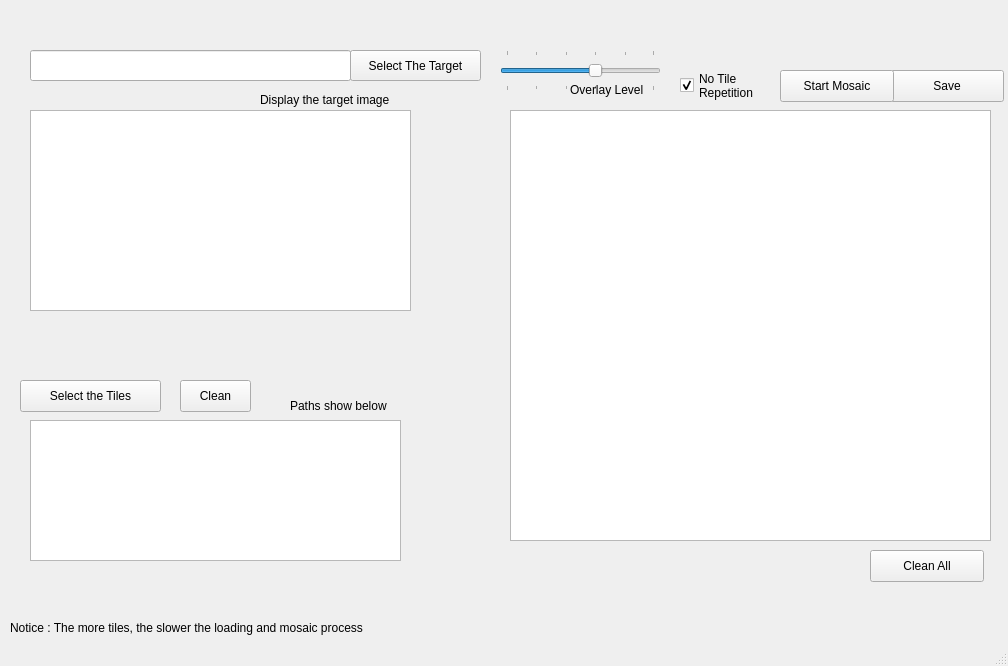
First picture: the form in mainwindow.ui, repository AnnnnW/ImageMosaicGUI, before the edit.
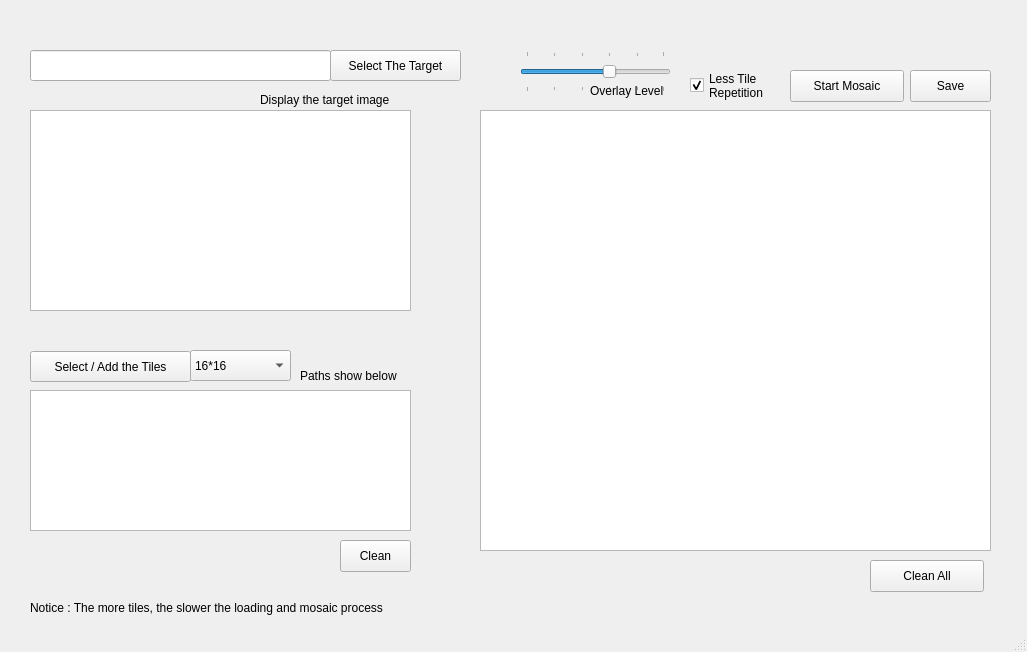
Second picture: the form after the edit.

Commit message:
Add feature that user can change the size of the tiles
* Add qComboBox in the gui and add 4 sizes as a drop down lsit
* Add global variables to keep the tile size
* Change the functions locations of ImageCutter() and TileAnalyser()
that they can react as the change as the tile size.
* Add information window pops up when user has successfully saved the
result images.
* Add warning question when there are few tiles, when user want to clean
things up, when the size of the tiles is too big.....

What changed in the file:
```diff
--- a/mainwindow.ui
+++ b/mainwindow.ui
@@ -6,8 +6,8 @@
    <rect>
     <x>0</x>
     <y>0</y>
-    <width>1008</width>
-    <height>666</height>
+    <width>1027</width>
+    <height>652</height>
    </rect>
   </property>
   <property name="windowTitle">
@@ -20,7 +20,7 @@
    <widget class="QPushButton" name="targetSelection">
     <property name="geometry">
      <rect>
-      <x>350</x>
+      <x>330</x>
       <y>50</y>
       <width>131</width>
       <height>31</height>
@@ -33,14 +33,14 @@
    <widget class="QPushButton" name="tilesSelection">
     <property name="geometry">
      <rect>
-      <x>20</x>
-      <y>380</y>
-      <width>141</width>
-      <height>32</height>
+      <x>30</x>
+      <y>351</y>
+      <width>161</width>
+      <height>31</height>
      </rect>
     </property>
     <property name="text">
-     <string>Select the Tiles</string>
+     <string>Select / Add the Tiles</string>
     </property>
    </widget>
    <widget class="QLineEdit" name="targetPath">
@@ -48,7 +48,7 @@
      <rect>
       <x>30</x>
       <y>50</y>
-      <width>321</width>
+      <width>301</width>
       <height>31</height>
      </rect>
     </property>
@@ -63,8 +63,8 @@
     <property name="geometry">
      <rect>
       <x>30</x>
-      <y>420</y>
-      <width>371</width>
+      <y>390</y>
+      <width>381</width>
       <height>141</height>
      </rect>
     </property>
@@ -75,8 +75,8 @@
    <widget class="QLabel" name="label">
     <property name="geometry">
      <rect>
-      <x>290</x>
-      <y>390</y>
+      <x>300</x>
+      <y>360</y>
       <width>111</width>
       <height>31</height>
      </rect>
@@ -88,9 +88,9 @@
    <widget class="QPushButton" name="saveButton">
     <property name="geometry">
      <rect>
-      <x>890</x>
+      <x>910</x>
       <y>70</y>
-      <width>114</width>
+      <width>81</width>
       <height>32</height>
      </rect>
     </property>
@@ -117,10 +117,10 @@
    <widget class="QGraphicsView" name="displayResult">
     <property name="geometry">
      <rect>
-      <x>510</x>
+      <x>480</x>
       <y>110</y>
-      <width>481</width>
-      <height>431</height>
+      <width>511</width>
+      <height>441</height>
      </rect>
     </property>
     <property name="dragMode">
@@ -146,7 +146,7 @@
    <widget class="QPushButton" name="runButton">
     <property name="geometry">
      <rect>
-      <x>780</x>
+      <x>790</x>
       <y>70</y>
       <width>114</width>
       <height>32</height>
@@ -162,9 +162,9 @@
    <widget class="QSlider" name="overlaySlider">
     <property name="geometry">
      <rect>
-      <x>500</x>
-      <y>50</y>
-      <width>161</width>
+      <x>520</x>
+      <y>51</y>
+      <width>151</width>
       <height>41</height>
      </rect>
     </property>
@@ -203,7 +203,7 @@
     <property name="geometry">
      <rect>
       <x>870</x>
-      <y>550</y>
+      <y>560</y>
       <width>114</width>
       <height>32</height>
      </rect>
@@ -215,8 +215,8 @@
    <widget class="QLabel" name="label_3">
     <property name="geometry">
      <rect>
-      <x>10</x>
-      <y>620</y>
+      <x>30</x>
+      <y>600</y>
       <width>421</width>
       <height>16</height>
      </rect>
@@ -228,10 +228,10 @@
    <widget class="QLabel" name="label_4">
     <property name="geometry">
      <rect>
-      <x>570</x>
+      <x>590</x>
       <y>80</y>
-      <width>101</width>
-      <height>20</height>
+      <width>91</width>
+      <height>21</height>
      </rect>
     </property>
     <property name="text">
@@ -241,9 +241,9 @@
    <widget class="QCheckBox" name="checkTileRepetition">
     <property name="geometry">
      <rect>
-      <x>680</x>
+      <x>690</x>
       <y>70</y>
-      <width>81</width>
+      <width>91</width>
       <height>31</height>
      </rect>
     </property>
@@ -251,7 +251,7 @@
      <bool>false</bool>
     </property>
     <property name="text">
-     <string>No Tile 
+     <string>Less Tile 
 Repetition</string>
     </property>
     <property name="checked">
@@ -261,8 +261,8 @@
    <widget class="QPushButton" name="cleanTilePathButton">
     <property name="geometry">
      <rect>
-      <x>180</x>
-      <y>380</y>
+      <x>340</x>
+      <y>540</y>
       <width>71</width>
       <height>32</height>
      </rect>
@@ -271,6 +271,39 @@
      <string>Clean</string>
     </property>
    </widget>
+   <widget class="QComboBox" name="tileSizeSelection">
+    <property name="geometry">
+     <rect>
+      <x>190</x>
+      <y>350</y>
+      <width>101</width>
+      <height>31</height>
+     </rect>
+    </property>
+    <property name="currentText">
+     <string>64*64</string>
+    </property>
+    <item>
+     <property name="text">
+      <string>16*16</string>
+     </property>
+    </item>
+    <item>
+     <property name="text">
+      <string>32*32</string>
+     </property>
+    </item>
+    <item>
+     <property name="text">
+      <string>64*64</string>
+     </property>
+    </item>
+    <item>
+     <property name="text">
+      <string>128*128</string>
+     </property>
+    </item>
+   </widget>
   </widget>
   <widget class="QStatusBar" name="statusBar"/>
  </widget>
```
Left out of the diff: 3 changed lines with no effect on the pictures. The commit also changes 8 other files.
